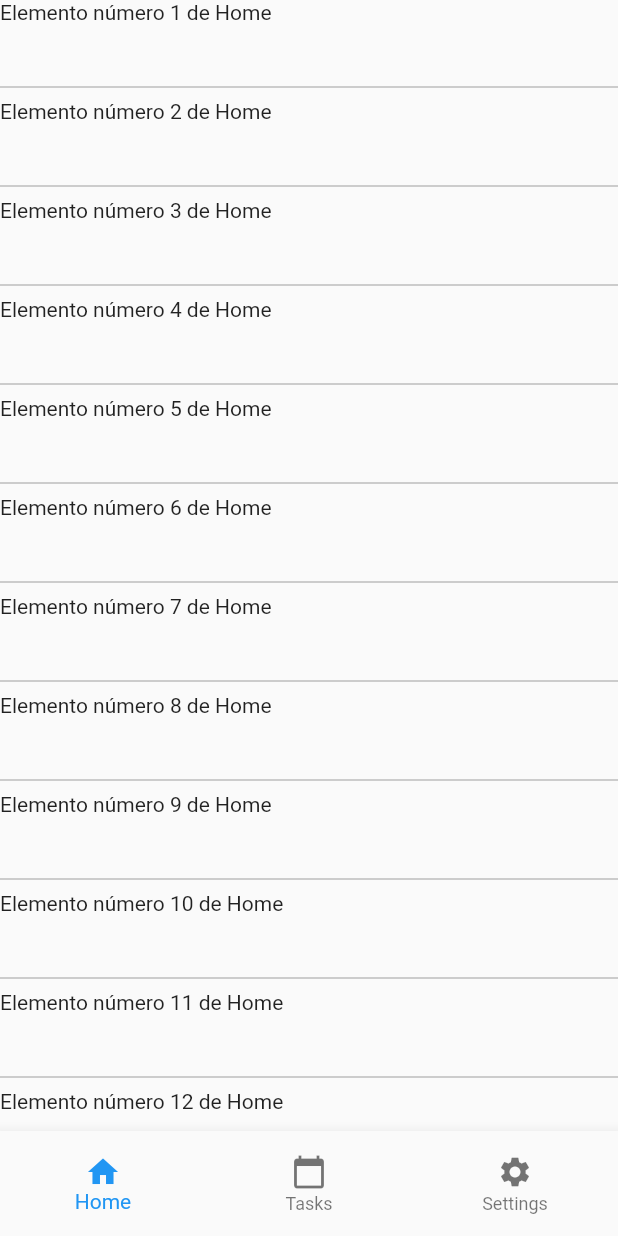
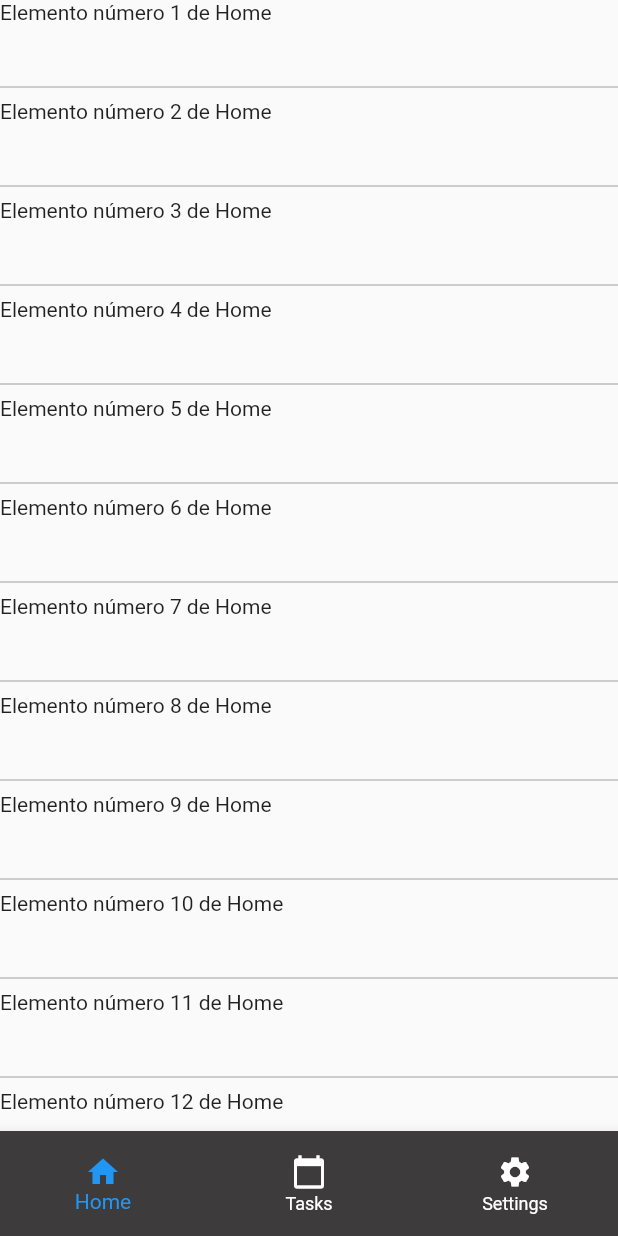
Before and after one commit to raul94a/hidding_bottom_navigation_bar, a Flutter app: the screen it shows after launch, on a phone screen of 412 x 824 dp. Run offline on Flutter 3.47's test engine with Material 2 defaults, Android fonts, the phone set to English and light mode, and no system bars.

Commit message:
upgrade to 1.0.5

```diff
--- a/example/lib/main.dart
+++ b/example/lib/main.dart
@@ -51,6 +51,11 @@ class _HiddingBottomNavBarExampleState
     return Scaffold(
       body: _pages[index],
       bottomNavigationBar: HiddingBottomNavigationBar(
+        selectedItemColor: Colors.blue,
+        unselectedItemColor: Colors.white,
+        selectedLabelStyle: TextStyle(color: Colors.blue),
+        unselectedLabelStyle: TextStyle(color: Colors.white),
+        backgroundColor: Color.fromARGB(255, 61, 59, 59),
         //3. Le pasamos el scrollController, de igual manera que hemos hecho con el
         //   ListView. Con esto tendremos el Scrolling que se realice dentro del ListView
         //   conectado con nuestro HiddingBottomNavigationBar... y vualá!
```
